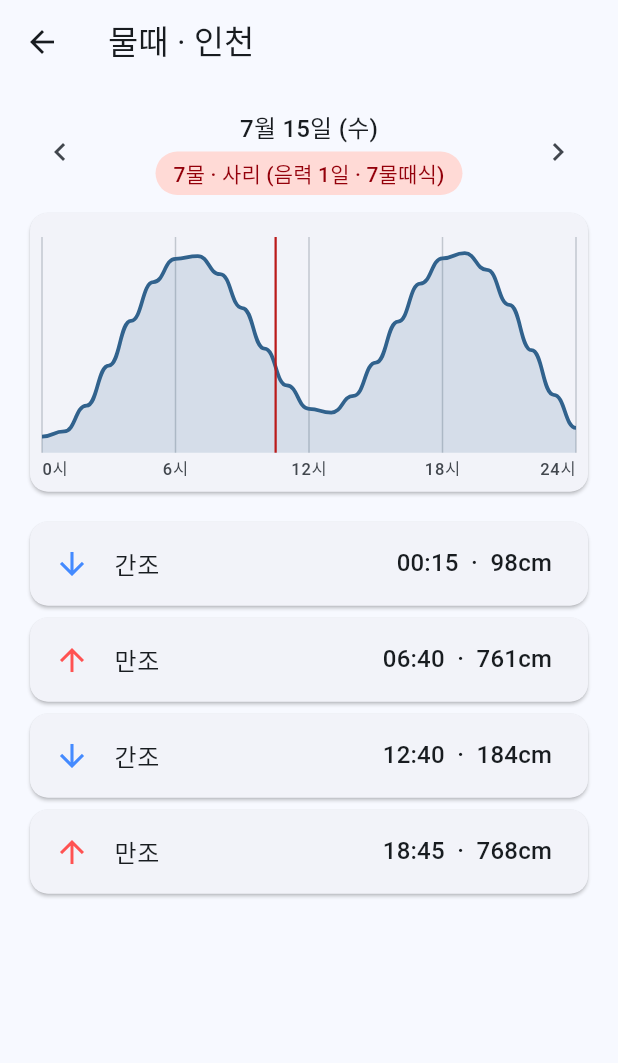
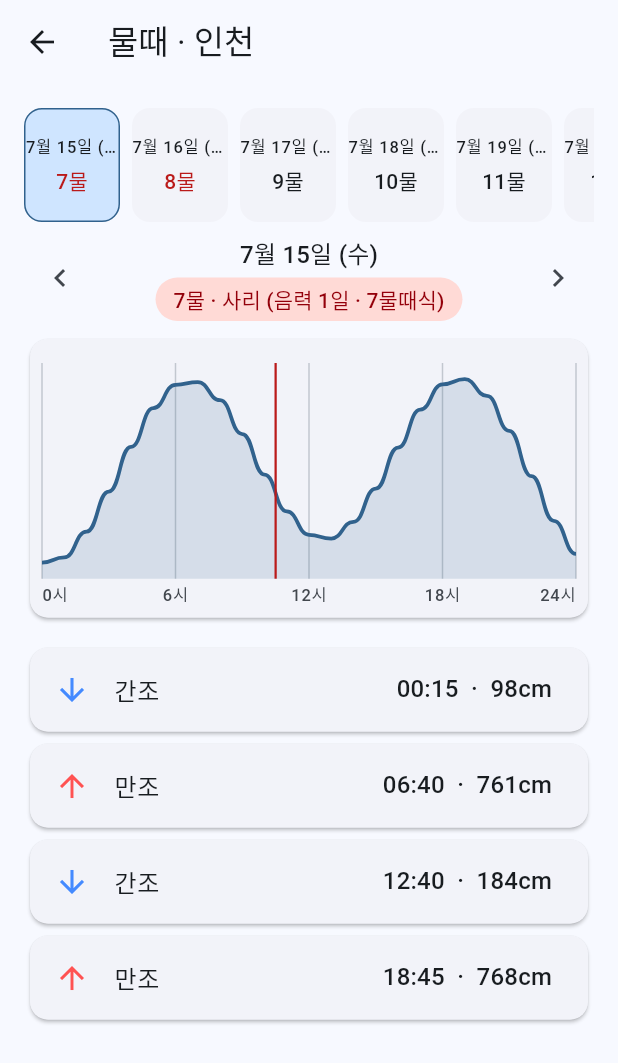
Before and after one commit to bisan74-lab/BadaMobile, a Flutter app: the TideScreen screen opened directly, on a phone screen of 412 x 824 dp. Shown: the top 1063 px of the screen. Run offline on Flutter 3.47's test engine with Material 3 defaults, Android fonts, the phone set to English and light mode, and no system bars; our stand-ins replace flutter_riverpod, shared_preferences; accounts and stored records are empty; network calls fail.

Commit message:
선택 지역·즐겨찾기 영속화 및 주간 물때 스트립 추가 (v0.3)
- shared_preferences 도입: 선택 지역과 즐겨찾기가 앱 재시작 후에도
  유지된다 (FR-10). main()에서 인스턴스를 Riverpod로 주입
- SelectedLocationNotifier/FavoritesNotifier로 전환, 재시작 복원 테스트 3건
- 물때 화면 상단에 7일 주간 물때 스트립 추가: 날짜별 물때를 한눈에 보고
  탭하면 해당 날짜로 이동, 사리 물때는 강조 표시

Co-Authored-By: Claude Fable 5 <noreply@anthropic.com>
Claude-Session: https://claude.ai/code/session_01UwJAvLga6vHoPoML5Ts7qP

```diff
--- a/lib/features/locations/presentation/locations_screen.dart
+++ b/lib/features/locations/presentation/locations_screen.dart
@@ -76,7 +76,7 @@ class _LocationsScreenState extends ConsumerState<LocationsScreen> {
                         ref.read(favoritesProvider.notifier).toggle(loc.id),
                   ),
                   onTap: () =>
-                      ref.read(selectedLocationProvider.notifier).state = loc,
+                      ref.read(selectedLocationProvider.notifier).select(loc),
                 );
               },
             ),
--- a/lib/features/tide/presentation/tide_screen.dart
+++ b/lib/features/tide/presentation/tide_screen.dart
@@ -40,6 +40,59 @@ class _TideScreenState extends ConsumerState<TideScreen> {
       body: ListView(
         padding: const EdgeInsets.all(16),
         children: [
+          // 주간 물때 스트립: 오늘부터 7일치, 탭하면 해당 날짜로 이동.
+          SizedBox(
+            height: 76,
+            child: ListView.separated(
+              scrollDirection: Axis.horizontal,
+              itemCount: 7,
+              separatorBuilder: (_, _) => const SizedBox(width: 8),
+              itemBuilder: (context, i) {
+                final day = _today.add(Duration(days: i));
+                final dayMulTtae = mulTtaeFor(day, system: system);
+                final isSelected = DateUtils.isSameDay(day, _date);
+                final scheme = Theme.of(context).colorScheme;
+                return GestureDetector(
+                  onTap: () => setState(() => _date = day),
+                  child: Container(
+                    width: 64,
+                    padding: const EdgeInsets.symmetric(vertical: 8),
+                    decoration: BoxDecoration(
+                      color: isSelected
+                          ? scheme.primaryContainer
+                          : scheme.surfaceContainerLow,
+                      borderRadius: BorderRadius.circular(12),
+                      border: isSelected
+                          ? Border.all(color: scheme.primary)
+                          : null,
+                    ),
+                    child: Column(
+                      mainAxisAlignment: MainAxisAlignment.center,
+                      children: [
+                        Text(
+                          formatMonthDay(day),
+                          style: Theme.of(context).textTheme.labelSmall,
+                          maxLines: 1,
+                          overflow: TextOverflow.ellipsis,
+                        ),
+                        const SizedBox(height: 4),
+                        Text(
+                          dayMulTtae.label,
+                          style: Theme.of(context).textTheme.titleSmall
+                              ?.copyWith(
+                                color: dayMulTtae.isSari
+                                    ? scheme.error
+                                    : scheme.onSurface,
+                              ),
+                        ),
+                      ],
+                    ),
+                  ),
+                );
+              },
+            ),
+          ),
+          const SizedBox(height: 8),
           Row(
             mainAxisAlignment: MainAxisAlignment.spaceBetween,
             children: [
--- a/pubspec.yaml
+++ b/pubspec.yaml
@@ -14,6 +14,7 @@ dependencies:
   flutter_riverpod: ^2.6.1
   http: ^1.2.2
   intl: ^0.20.2
+  shared_preferences: ^2.3.2
 
 dev_dependencies:
   flutter_test:
```
Also changed, not shown: lib/core/storage/prefs.dart (added, +8 -0 lines), lib/features/locations/presentation/providers.dart (+36 -8 lines), lib/main.dart (+11 -2 lines), pubspec.lock, 3 other files.
